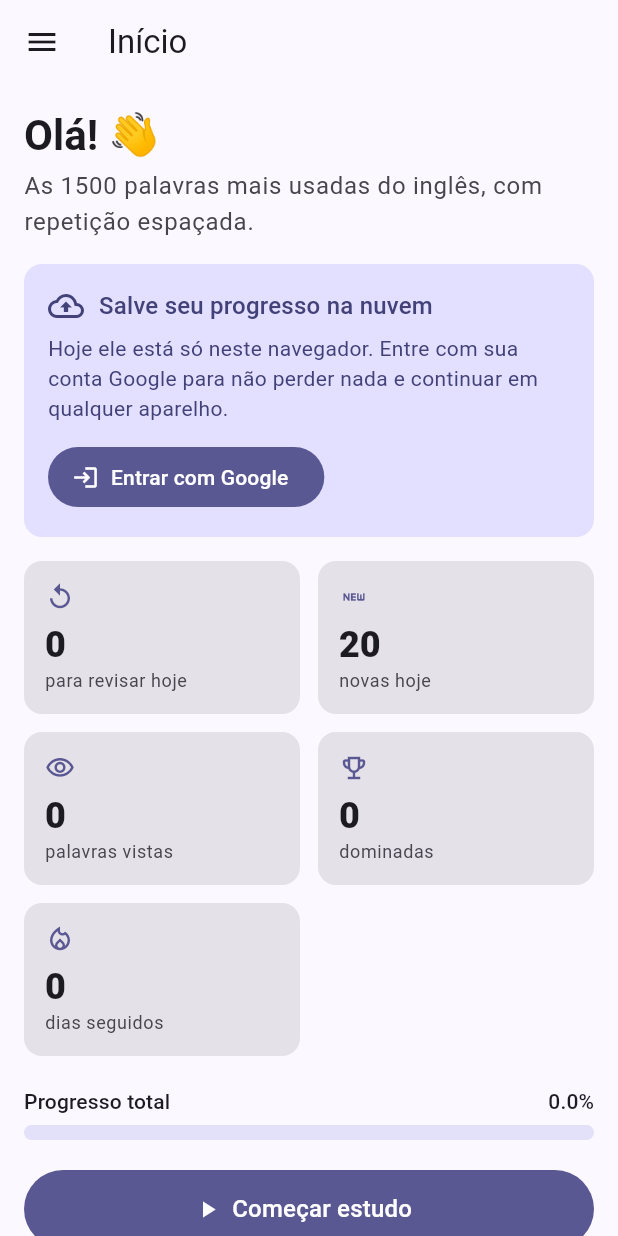
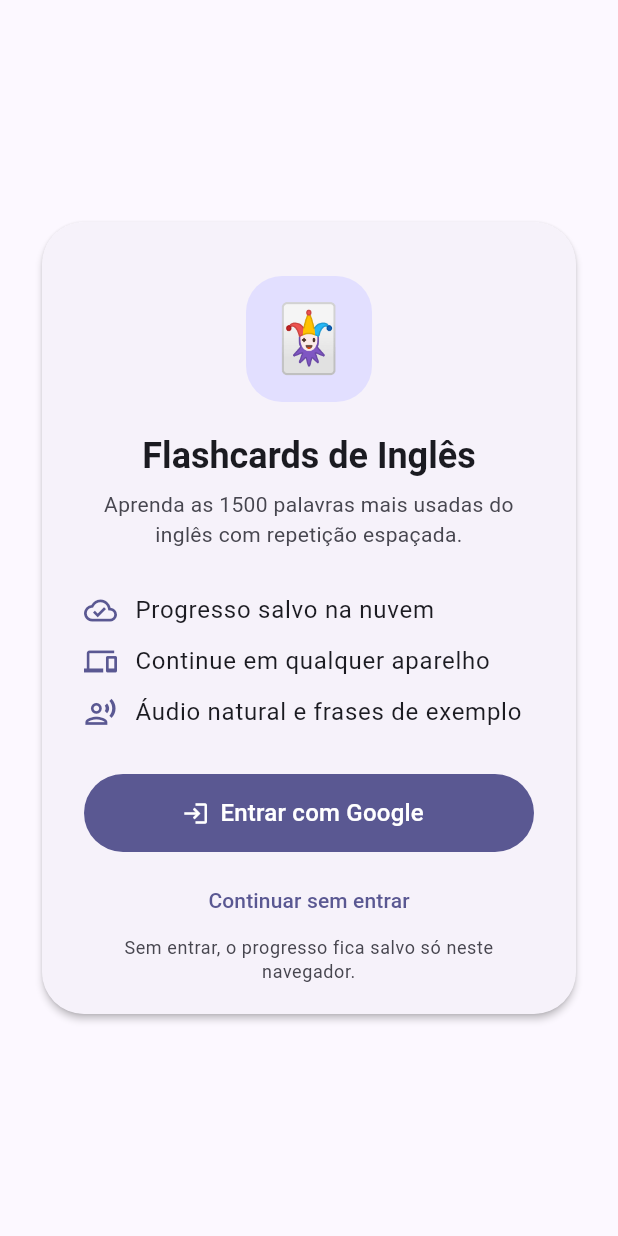
Before and after one commit to renanndejesus-creator/english-flashcards, a Flutter app: the screen it shows after launch, on a phone screen of 412 x 824 dp. Run offline on Flutter 3.47's test engine with Material 3 defaults, Android fonts, the phone set to English and light mode, and no system bars; our stand-ins replace cloud_firestore, firebase_auth, firebase_core, shared_preferences, web; missing offline and left inert: dart:js_interop; accounts and stored records are empty.

Commit message:
Tela de login com Google antes de abrir o app
- AuthGate mostra a LoginScreen até o usuário entrar (ou escolher
  "Continuar sem entrar"); sem Firebase disponível, abre o app direto
- CloudSync espera a sessão salva ser restaurada antes de abrir o app,
  para quem já entrou não ver a tela de login
- Botão de login mostra "Aguardando o Google…" enquanto a janela está aberta

Co-Authored-By: Claude Opus 5.5 <noreply@anthropic.com>

```diff
--- a/lib/main.dart
+++ b/lib/main.dart
@@ -1,6 +1,7 @@
 import 'package:flutter/material.dart';
 
 import 'screens/home_screen.dart';
+import 'screens/login_screen.dart';
 import 'screens/settings_screen.dart';
 import 'screens/study_screen.dart';
 import 'screens/words_screen.dart';
@@ -61,11 +62,33 @@ class FlashcardsApp extends StatelessWidget {
               brightness: Brightness.dark,
               useMaterial3: true,
             ),
-            home: const HomeShell(),
+            home: const AuthGate(),
           ),
         ),
       ),
     );
+  }
+}
+
+/// Mostra a tela de login até o usuário entrar com Google (ou escolher
+/// continuar sem conta). Sem Firebase disponível, abre o app direto.
+class AuthGate extends StatefulWidget {
+  const AuthGate({super.key});
+
+  @override
+  State<AuthGate> createState() => _AuthGateState();
+}
+
+class _AuthGateState extends State<AuthGate> {
+  bool _guest = false;
+
+  @override
+  Widget build(BuildContext context) {
+    final sync = SyncScope.of(context);
+    if (sync.user != null || _guest || !sync.available) {
+      return const HomeShell();
+    }
+    return LoginScreen(onContinueAsGuest: () => setState(() => _guest = true));
   }
 }
 
--- /dev/null
+++ b/lib/screens/login_screen.dart
@@ -0,0 +1,152 @@
+import 'package:flutter/material.dart';
+
+import '../main.dart';
+
+/// Tela de entrada: login com Google antes de abrir o app.
+class LoginScreen extends StatelessWidget {
+  const LoginScreen({super.key, required this.onContinueAsGuest});
+
+  /// Abre o app sem conta (progresso só neste navegador).
+  final VoidCallback onContinueAsGuest;
+
+  @override
+  Widget build(BuildContext context) {
+    final sync = SyncScope.of(context);
+    final theme = Theme.of(context);
+    final scheme = theme.colorScheme;
+
+    return Scaffold(
+      body: SafeArea(
+        child: Center(
+          child: SingleChildScrollView(
+            padding: const EdgeInsets.all(24),
+            child: ConstrainedBox(
+              constraints: const BoxConstraints(maxWidth: 420),
+              child: Card(
+                elevation: 2,
+                shape: RoundedRectangleBorder(
+                  borderRadius: BorderRadius.circular(28),
+                ),
+                child: Padding(
+                  padding: const EdgeInsets.fromLTRB(28, 36, 28, 20),
+                  child: Column(
+                    mainAxisSize: MainAxisSize.min,
+                    children: [
+                      Container(
+                        width: 84,
+                        height: 84,
+                        alignment: Alignment.center,
+                        decoration: BoxDecoration(
+                          color: scheme.primaryContainer,
+                          borderRadius: BorderRadius.circular(24),
+                        ),
+                        child: const Text('🃏', style: TextStyle(fontSize: 44)),
+                      ),
+                      const SizedBox(height: 20),
+                      Text(
+                        'Flashcards de Inglês',
+                        textAlign: TextAlign.center,
+                        style: theme.textTheme.headlineSmall?.copyWith(
+                          fontWeight: FontWeight.bold,
+                        ),
+                      ),
+                      const SizedBox(height: 6),
+                      Text(
+                        'Aprenda as 1500 palavras mais usadas do inglês com repetição espaçada.',
+                        textAlign: TextAlign.center,
+                        style: theme.textTheme.bodyMedium?.copyWith(
+                          color: scheme.onSurfaceVariant,
+                        ),
+                      ),
+                      const SizedBox(height: 24),
+                      const _Feature(
+                        icon: Icons.cloud_done_outlined,
+                        text: 'Progresso salvo na nuvem',
+                      ),
+                      const _Feature(
+                        icon: Icons.devices_outlined,
+                        text: 'Continue em qualquer aparelho',
+                      ),
+                      const _Feature(
+                        icon: Icons.record_voice_over_outlined,
+                        text: 'Áudio natural e frases de exemplo',
+                      ),
+                      const SizedBox(height: 24),
+                      SizedBox(
+                        width: double.infinity,
+                        height: 52,
+                        child: FilledButton.icon(
+                          onPressed: sync.signingIn ? null : sync.signIn,
+                          icon: sync.signingIn
+                              ? const SizedBox.square(
+                                  dimension: 20,
+                                  child: CircularProgressIndicator(
+                                    strokeWidth: 2,
+                                  ),
+                                )
+                              : const Icon(Icons.login),
+                          label: Text(
+                            sync.signingIn
+                                ? 'Aguardando o Google…'
+                                : 'Entrar com Google',
+                          ),
+                          style: FilledButton.styleFrom(
+                            textStyle: theme.textTheme.titleMedium,
+                          ),
+                        ),
+                      ),
+                      if (sync.error != null) ...[
+                        const SizedBox(height: 12),
+                        Text(
+                          sync.error!,
+                          textAlign: TextAlign.center,
+                          style: theme.textTheme.bodyMedium?.copyWith(
+                            color: scheme.error,
+                          ),
+                        ),
+                      ],
+                      const SizedBox(height: 8),
+                      TextButton(
+                        onPressed: onContinueAsGuest,
+                        child: const Text('Continuar sem entrar'),
+                      ),
+                      Text(
+                        'Sem entrar, o progresso fica salvo só neste navegador.',
+                        textAlign: TextAlign.center,
+                        style: theme.textTheme.bodySmall?.copyWith(
+                          color: scheme.onSurfaceVariant,
+                        ),
+                      ),
+                    ],
+                  ),
+                ),
+              ),
+            ),
+          ),
+        ),
+      ),
+    );
+  }
+}
+
+class _Feature extends StatelessWidget {
+  const _Feature({required this.icon, required this.text});
+
+  final IconData icon;
+  final String text;
+
+  @override
+  Widget build(BuildContext context) {
+    final theme = Theme.of(context);
+    return Padding(
+      padding: const EdgeInsets.symmetric(vertical: 5),
+      child: Row(
+        children: [
+          Icon(icon, size: 22, color: theme.colorScheme.primary),
+          const SizedBox(width: 12),
+          Expanded(child: Text(text, style: theme.textTheme.bodyLarge)),
+        ],
+      ),
+    );
+  }
+}
--- a/lib/services/cloud_sync.dart
+++ b/lib/services/cloud_sync.dart
@@ -37,6 +37,10 @@ class CloudSync extends ChangeNotifier {
 
   bool get available => _status != SyncStatus.unavailable;
 
+  /// Janela de login do Google aberta, aguardando o usuário.
+  bool _signingIn = false;
+  bool get signingIn => _signingIn;
+
   StreamSubscription<DocumentSnapshot<Map<String, dynamic>>>? _remoteSub;
   StreamSubscription<void>? _localSub;
   Timer? _pushTimer;
@@ -51,10 +55,23 @@ class CloudSync extends ChangeNotifier {
       return;
     }
     _setStatus(SyncStatus.signedOut);
-    FirebaseAuth.instance.authStateChanges().listen(_onUser);
+    // Espera a sessão salva ser restaurada, para não mostrar a tela de login
+    // por um instante a quem já entrou.
+    final firstUser = Completer<void>();
+    FirebaseAuth.instance.authStateChanges().listen((user) {
+      _onUser(user);
+      if (!firstUser.isCompleted) firstUser.complete();
+    });
+    await firstUser.future.timeout(
+      const Duration(seconds: 5),
+      onTimeout: () {},
+    );
   }
 
   Future<void> signIn() async {
+    _error = null;
+    _signingIn = true;
+    notifyListeners();
     try {
       await FirebaseAuth.instance.signInWithPopup(GoogleAuthProvider());
     } on FirebaseAuthException catch (e) {
@@ -68,6 +85,9 @@ class CloudSync extends ChangeNotifier {
         'popup-blocked' => 'O navegador bloqueou a janela de login. Permita pop-ups para este site e tente de novo.',
         _ => 'Não foi possível entrar: ${e.message ?? e.code}',
       });
+    } finally {
+      _signingIn = false;
+      notifyListeners();
     }
   }
 
```
